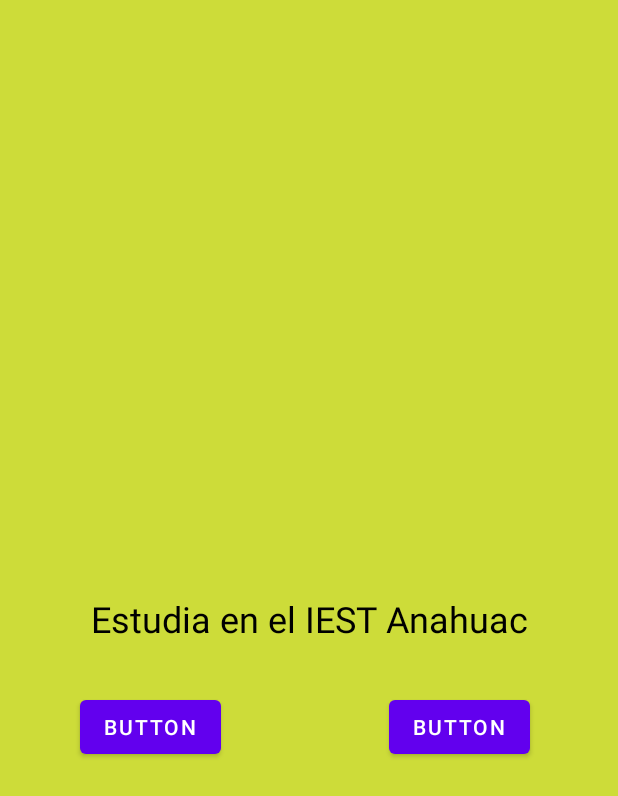
After one commit to vKurama7u7v/21253_Dispositivos_Moviles, an Android app: the layout activity_segunda.xml on its own in the app's theme, with its tools: preview values and no code run, on a phone screen of 412 x 824 dp. The commit adds this screen. Shown: the top 796 px of the screen. Run offline under Robolectric (Android 15) with nearby library versions, the phone set to English and light mode, and no system bars.

Commit message:
add SegundaActivity

```diff
--- a/Botones/app/src/main/AndroidManifest.xml
+++ b/Botones/app/src/main/AndroidManifest.xml
@@ -13,13 +13,21 @@
         android:theme="@style/Theme.Botones"
         tools:targetApi="31">
         <activity
-            android:name=".MainActivity"
+            android:name=".SegundaActivity"
             android:exported="true">
+            <meta-data
+                android:name="android.app.lib_name"
+                android:value="" />
             <intent-filter>
                 <action android:name="android.intent.action.MAIN" />
 
                 <category android:name="android.intent.category.LAUNCHER" />
             </intent-filter>
+        </activity>
+        <activity
+            android:name=".MainActivity"
+            android:exported="true">
+
 
             <meta-data
                 android:name="android.app.lib_name"
--- /dev/null
+++ b/Botones/app/src/main/java/com/example/botones/SegundaActivity.kt
@@ -0,0 +1,20 @@
+package com.example.botones
+
+import android.content.Intent
+import androidx.appcompat.app.AppCompatActivity
+import android.os.Bundle
+import android.widget.Button
+
+class SegundaActivity : AppCompatActivity() {
+    override fun onCreate(savedInstanceState: Bundle?) {
+        super.onCreate(savedInstanceState)
+        setContentView(R.layout.activity_segunda)
+
+        var btnAbrirPantalla = findViewById<Button>(R.id.btnPantalla)
+        btnAbrirPantalla.setOnClickListener{
+            var i = Intent(this, MainActivity::class.java)
+
+            startActivity(i)
+        }
+    }
+}
--- /dev/null
+++ b/Botones/app/src/main/res/layout/activity_segunda.xml
@@ -0,0 +1,58 @@
+<?xml version="1.0" encoding="utf-8"?>
+<androidx.constraintlayout.widget.ConstraintLayout xmlns:android="http://schemas.android.com/apk/res/android"
+    xmlns:app="http://schemas.android.com/apk/res-auto"
+    xmlns:tools="http://schemas.android.com/tools"
+    android:layout_width="match_parent"
+    android:layout_height="match_parent"
+    android:background="@color/naranjaiest"
+    tools:context=".SegundaActivity">
+
+    <TextView
+        android:id="@+id/textView"
+        android:layout_width="wrap_content"
+        android:layout_height="wrap_content"
+        android:text="Estudia en el IEST Anahuac"
+        android:textColor="#000000"
+        android:textSize="24sp"
+        app:layout_constraintBottom_toBottomOf="parent"
+        app:layout_constraintEnd_toEndOf="parent"
+        app:layout_constraintStart_toStartOf="parent"
+        app:layout_constraintTop_toTopOf="parent" />
+
+    <androidx.constraintlayout.widget.Guideline
+        android:id="@+id/guideline8"
+        android:layout_width="wrap_content"
+        android:layout_height="wrap_content"
+        android:orientation="vertical"
+        app:layout_constraintGuide_begin="200dp" />
+
+    <androidx.constraintlayout.widget.Guideline
+        android:id="@+id/guideline9"
+        android:layout_width="wrap_content"
+        android:layout_height="wrap_content"
+        android:orientation="horizontal"
+        app:layout_constraintGuide_begin="363dp" />
+
+    <Button
+        android:id="@+id/btnPantalla"
+        android:layout_width="wrap_content"
+        android:layout_height="wrap_content"
+        android:layout_marginTop="32dp"
+        android:text="Button"
+        android:textAlignment="center"
+        app:layout_constraintEnd_toStartOf="@+id/guideline8"
+        app:layout_constraintStart_toStartOf="parent"
+        app:layout_constraintTop_toBottomOf="@+id/textView" />
+
+    <Button
+        android:id="@+id/button5"
+        android:layout_width="wrap_content"
+        android:layout_height="wrap_content"
+        android:layout_marginTop="32dp"
+        android:text="Button"
+        android:textAlignment="center"
+        app:layout_constraintEnd_toEndOf="parent"
+        app:layout_constraintStart_toStartOf="@+id/guideline8"
+        app:layout_constraintTop_toBottomOf="@+id/textView" />
+
+</androidx.constraintlayout.widget.ConstraintLayout>
--- a/Botones/app/src/main/res/values/colors.xml
+++ b/Botones/app/src/main/res/values/colors.xml
@@ -7,4 +7,5 @@
     <color name="teal_700">#FF018786</color>
     <color name="black">#FF000000</color>
     <color name="white">#FFFFFFFF</color>
+    <color name="naranjaiest">#CDDC39</color>
 </resources>
```
